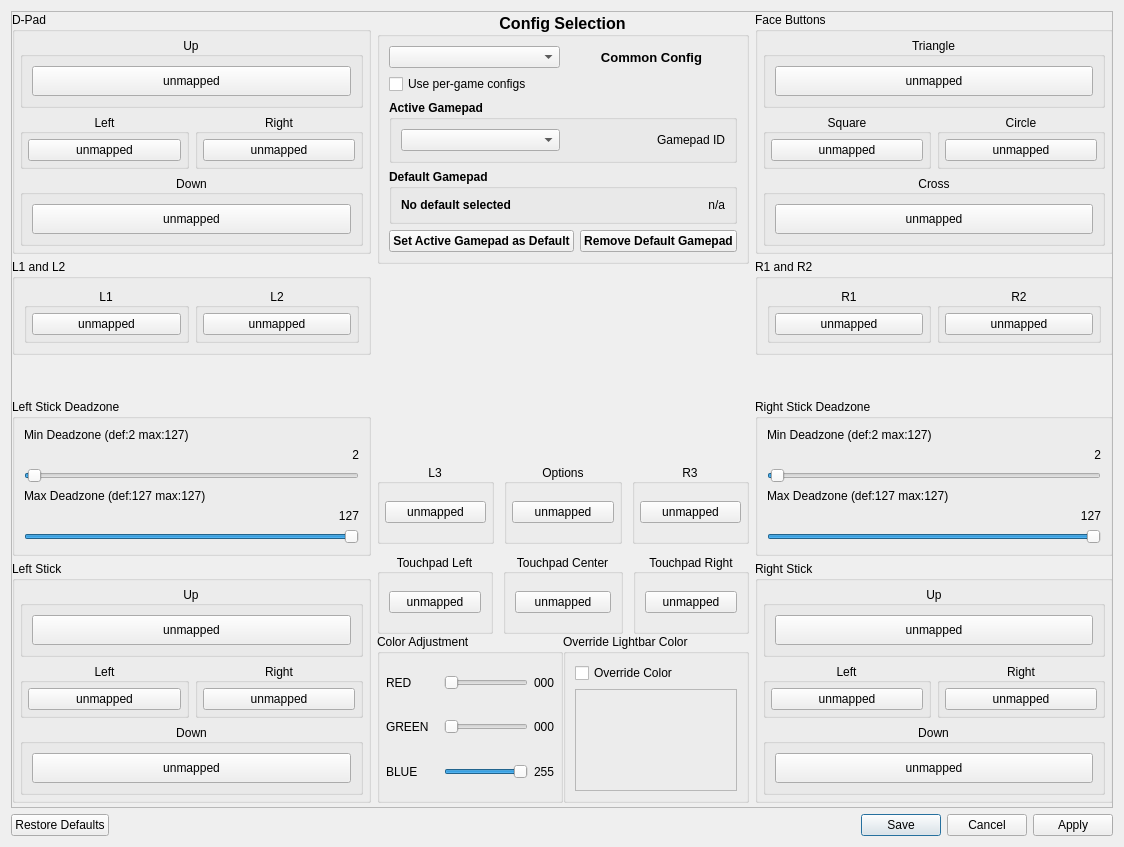
Before: the Qt Designer form src/qt_gui/control_settings.ui in diegolix29/shadPS4, drawn with Qt 5.
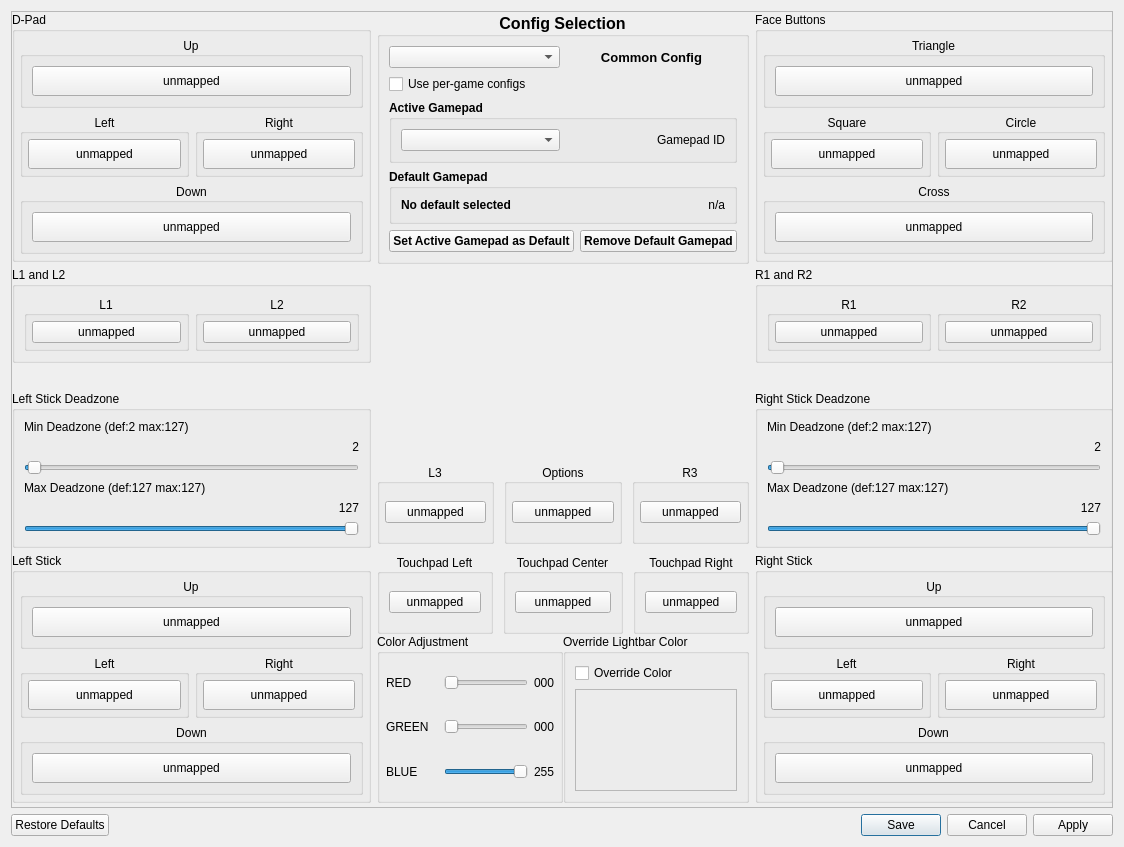
After: the same form once the commit is applied. Icons and pictures are not drawn.

Commit message: Liverpool and controller ui fixes

The edit to the form file:
```diff
--- a/src/qt_gui/control_settings.ui
+++ b/src/qt_gui/control_settings.ui
@@ -165,6 +165,12 @@
                   </property>
                   <item>
                    <widget class="QPushButton" name="DpadLeftButton">
+                    <property name="minimumSize">
+                     <size>
+                      <width>120</width>
+                      <height>30</height>
+                     </size>
+                    </property>
                     <property name="text">
                      <string>unmapped</string>
                     </property>
@@ -196,6 +202,12 @@
                   </property>
                   <item>
                    <widget class="QPushButton" name="DpadRightButton">
+                    <property name="minimumSize">
+                     <size>
+                      <width>120</width>
+                      <height>30</height>
+                     </size>
+                    </property>
                     <property name="text">
                      <string>unmapped</string>
                     </property>
@@ -529,7 +541,7 @@
                     <widget class="QPushButton" name="LStickUpButton">
                      <property name="minimumSize">
                       <size>
-                       <width>0</width>
+                       <width>120</width>
                        <height>30</height>
                       </size>
                      </property>
@@ -569,6 +581,12 @@
                   </property>
                   <item>
                    <widget class="QPushButton" name="LStickLeftButton">
+                    <property name="minimumSize">
+                     <size>
+                      <width>120</width>
+                      <height>30</height>
+                     </size>
+                    </property>
                     <property name="text">
                      <string>unmapped</string>
                     </property>
@@ -600,6 +618,12 @@
                   </property>
                   <item>
                    <widget class="QPushButton" name="LStickRightButton">
+                    <property name="minimumSize">
+                     <size>
+                      <width>120</width>
+                      <height>30</height>
+                     </size>
+                    </property>
                     <property name="text">
                      <string>unmapped</string>
                     </property>
@@ -1406,6 +1430,12 @@
                   </property>
                   <item>
                    <widget class="QPushButton" name="SquareButton">
+                    <property name="minimumSize">
+                     <size>
+                      <width>120</width>
+                      <height>30</height>
+                     </size>
+                    </property>
                     <property name="text">
                      <string>unmapped</string>
                     </property>
@@ -1437,6 +1467,12 @@
                   </property>
                   <item>
                    <widget class="QPushButton" name="CircleButton">
+                    <property name="minimumSize">
+                     <size>
+                      <width>120</width>
+                      <height>30</height>
+                     </size>
+                    </property>
                     <property name="text">
                      <string>unmapped</string>
                     </property>
@@ -1481,7 +1517,7 @@
                     <widget class="QPushButton" name="CrossButton">
                      <property name="minimumSize">
                       <size>
-                       <width>0</width>
+                       <width>120</width>
                        <height>30</height>
                       </size>
                      </property>
@@ -1773,7 +1809,7 @@
                     <widget class="QPushButton" name="RStickUpButton">
                      <property name="minimumSize">
                       <size>
-                       <width>0</width>
+                       <width>120</width>
                        <height>30</height>
                       </size>
                      </property>
@@ -1813,6 +1849,12 @@
                   </property>
                   <item>
                    <widget class="QPushButton" name="RStickLeftButton">
+                    <property name="minimumSize">
+                     <size>
+                      <width>120</width>
+                      <height>30</height>
+                     </size>
+                    </property>
                     <property name="text">
                      <string>unmapped</string>
                     </property>
@@ -1844,6 +1886,12 @@
                   </property>
                   <item>
                    <widget class="QPushButton" name="RStickRightButton">
+                    <property name="minimumSize">
+                     <size>
+                      <width>120</width>
+                      <height>30</height>
+                     </size>
+                    </property>
                     <property name="text">
                      <string>unmapped</string>
                     </property>
```
Left out of the diff: 6 changed lines with no effect on the pictures. The commit also changes 1 other file.
